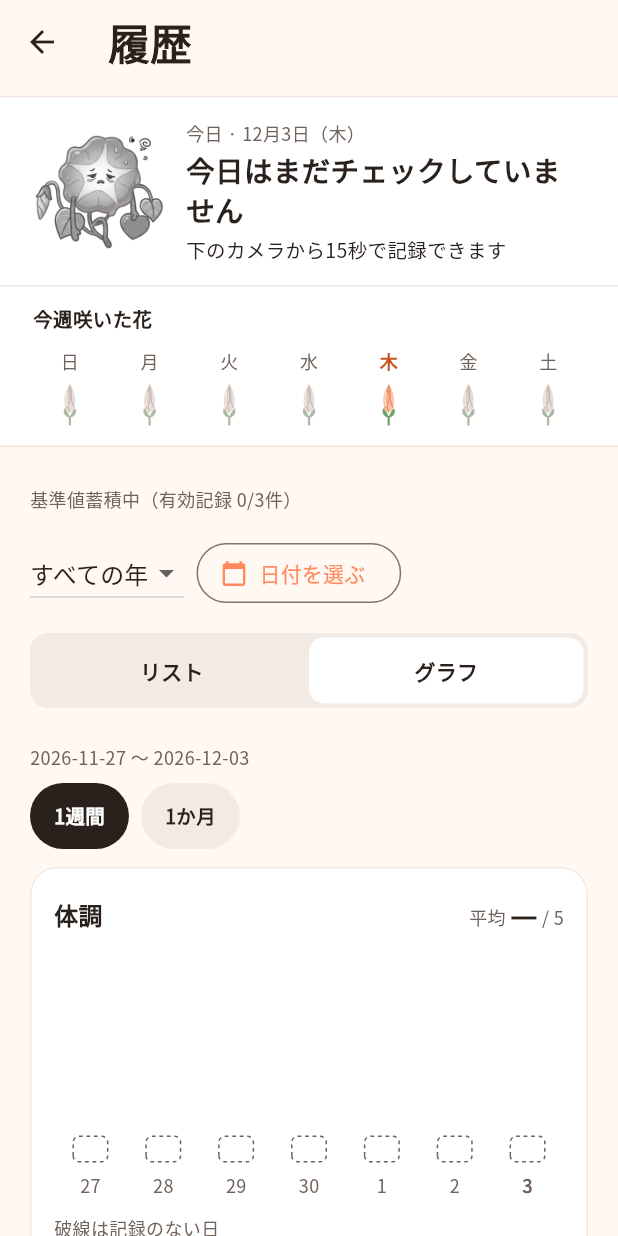
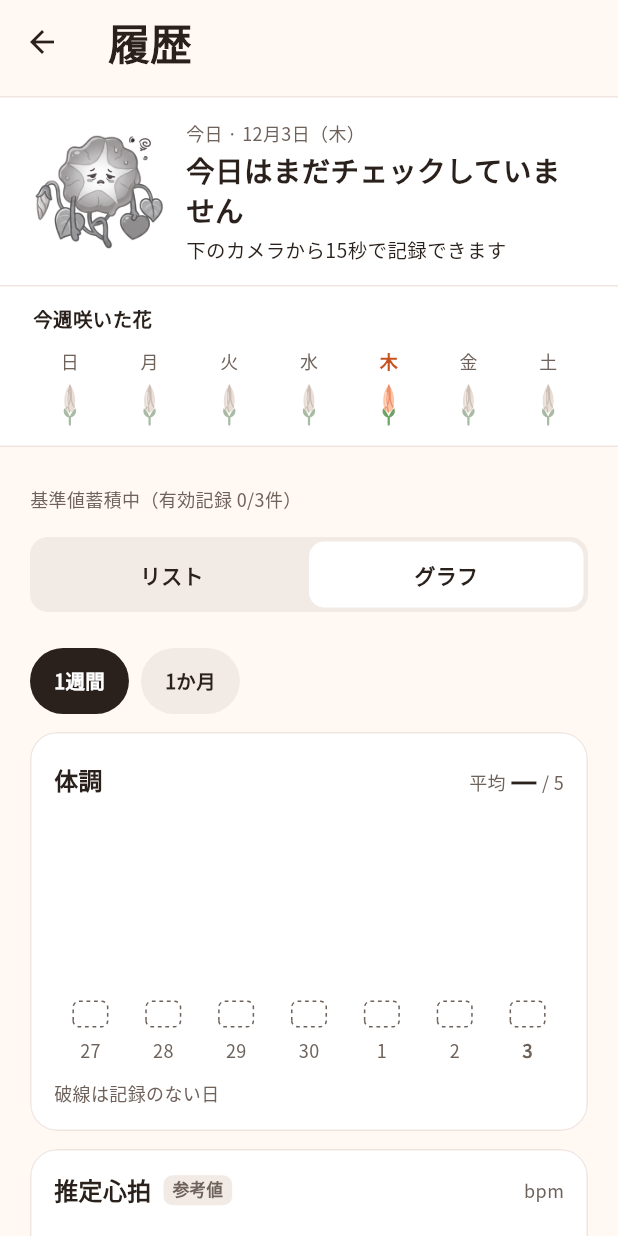
Before and after one commit to jphacks/os_2604, a Flutter app: the HistoryScreen screen opened by its route, after a tap on "グラフ", on a phone screen of 412 x 824 dp. Run offline on Flutter 3.47's test engine with Material 3 defaults, Android fonts, the phone set to English and light mode, and no system bars; our stand-ins replace camera, drift, drift_flutter, flutter_local_notifications, flutter_timezone, timezone; missing offline and left inert: google_mlkit_face_detection; accounts and stored records are empty; generated files the repository leaves out were written again; Roboto replaces fonts that are missing (ZenMaruGothic).

Commit message:
Revert "feat: search history lists and charts by year and date"
This reverts commit f54eb80693fee66bf6348a65b357c8df51660516.

```diff
--- a/lib/screens/history_screen.dart
+++ b/lib/screens/history_screen.dart
@@ -33,100 +33,6 @@ class HistoryScreen extends StatefulWidget {
 class _HistoryScreenState extends State<HistoryScreen> {
   late Stream<List<HealthCheckResult>> _records = widget.store.watchAll();
   bool _graph = false;
-  int? _year;
-  DateTime? _date;
-
-  Future<void> _pickDate() async {
-    final now = widget.now().toLocal();
-    final selected = await showDatePicker(
-      context: context,
-      initialDate: _date ?? DateTime(_year ?? now.year, now.month, now.day),
-      firstDate: DateTime(1900),
-      lastDate: DateTime(2100, 12, 31),
-      helpText: '記録を探す日付',
-    );
-    if (selected != null && mounted) {
-      setState(() {
-        _date = selected;
-        _year = selected.year;
-      });
-    }
-  }
-
-  List<HealthCheckResult> _filter(List<HealthCheckResult> records) => [
-    for (final r in records)
-      if ((_year == null || r.measuredAt.toLocal().year == _year) &&
-          (_date == null || _sameDay(r.measuredAt.toLocal(), _date!)))
-        r,
-  ];
-
-  Widget _searchControls(List<HealthCheckResult> records, int count) {
-    final years = {
-      widget.now().toLocal().year,
-      ?_year,
-      for (final r in records) r.measuredAt.toLocal().year,
-    }.toList()..sort((a, b) => b.compareTo(a));
-    return Padding(
-      padding: const EdgeInsets.only(top: 16),
-      child: Column(
-        crossAxisAlignment: CrossAxisAlignment.start,
-        children: [
-          Wrap(
-            spacing: 8,
-            runSpacing: 8,
-            crossAxisAlignment: WrapCrossAlignment.center,
-            children: [
-              DropdownButton<int>(
-                key: const ValueKey('history-year'),
-                value: _year,
-                hint: const Text('すべての年'),
-                items: [
-                  const DropdownMenuItem<int>(
-                    value: null,
-                    child: Text('すべての年'),
-                  ),
-                  for (final year in years)
-                    DropdownMenuItem(value: year, child: Text('$year年')),
-                ],
-                onChanged: (year) => setState(() {
-                  _year = year;
-                  _date = null;
-                }),
-              ),
-              OutlinedButton.icon(
-                key: const ValueKey('history-date'),
-                onPressed: _pickDate,
-                icon: const Icon(Icons.calendar_today, size: 18),
-                label: Text(
-                  _date == null
-                      ? '日付を選ぶ'
-                      : '${_date!.year}/${_date!.month}/${_date!.day}',
-                ),
-              ),
-              if (_year != null || _date != null)
-                TextButton(
-                  onPressed: () => setState(() {
-                    _year = null;
-                    _date = null;
-                  }),
-                  child: const Text('検索を解除'),
-                ),
-            ],
-          ),
-          if (_year != null || _date != null)
-            Text('検索結果：$count件', style: AsakaoStyle.caption),
-        ],
-      ),
-    );
-  }
-
-  DateTime _graphAnchor(List<HealthCheckResult> records) =>
-      _date ??
-      (_year == null
-          ? widget.now()
-          : records.isNotEmpty
-          ? records.first.measuredAt.toLocal()
-          : DateTime(_year!, 12, 31));
 
   Widget _baselineCard(List<HealthCheckResult> records) {
     final b = calculateHistoryBaseline([
@@ -180,26 +86,24 @@ class _HistoryScreenState extends State<HistoryScreen> {
 
   Widget _list(List<HealthCheckResult> records) {
     if (records.isEmpty) {
-      return Padding(
-        padding: const EdgeInsets.fromLTRB(24, 48, 24, 24),
+      return const Padding(
+        padding: EdgeInsets.fromLTRB(24, 48, 24, 24),
         child: Column(
           children: [
             Text(
-              _year != null || _date != null ? '条件に一致する記録がありません' : 'まだ記録がありません',
-              style: const TextStyle(
+              'まだ記録がありません',
+              style: TextStyle(
                 fontFamily: AsakaoStyle.displayFont,
                 fontSize: 20,
                 fontWeight: FontWeight.w700,
                 color: AsakaoStyle.ink,
               ),
             ),
-            const SizedBox(height: 8),
+            SizedBox(height: 8),
             Text(
-              _year != null || _date != null
-                  ? '年や日付を変更するか、検索を解除してください。'
-                  : '最初のチェックのあと、ここに毎朝の記録が並びます。',
+              '最初のチェックのあと、ここに毎朝の記録が並びます。',
               textAlign: TextAlign.center,
-              style: const TextStyle(height: 1.6, color: AsakaoStyle.muted),
+              style: TextStyle(height: 1.6, color: AsakaoStyle.muted),
             ),
           ],
         ),
@@ -609,7 +513,6 @@ class _HistoryScreenState extends State<HistoryScreen> {
           }
           final records = [...data]
             ..sort((a, b) => b.measuredAt.compareTo(a.measuredAt));
-          final filtered = _filter(records);
           return CustomScrollView(
             slivers: [
               SliverPadding(
@@ -624,11 +527,7 @@ class _HistoryScreenState extends State<HistoryScreen> {
                         padding: const EdgeInsets.symmetric(horizontal: 20),
                         child: Column(
                           crossAxisAlignment: CrossAxisAlignment.stretch,
-                          children: [
-                            _baselineCard(records),
-                            _searchControls(records, filtered.length),
-                            _viewToggle(),
-                          ],
+                          children: [_baselineCard(records), _viewToggle()],
                         ),
                       ),
                     ],
@@ -669,14 +568,13 @@ class _HistoryScreenState extends State<HistoryScreen> {
                             key: const ValueKey('history-graph'),
                             padding: const EdgeInsets.only(top: 12),
                             child: HistoryTrendView(
-                              records: filtered,
-                              now: () => _graphAnchor(filtered),
-                              singleDay: _date != null,
+                              records: records,
+                              now: widget.now,
                             ),
                           )
                         : KeyedSubtree(
                             key: const ValueKey('history-list'),
-                            child: _list(filtered),
+                            child: _list(records),
                           ),
                   ),
                 ),
--- a/lib/widgets/history_trend_view.dart
+++ b/lib/widgets/history_trend_view.dart
@@ -7,20 +7,13 @@ import '../ui/asakao_widgets.dart';
 
 /// 履歴の「グラフ」表示。体調（棒）と推定心拍 参考値（折れ線）を、実際の記録だけで描く。
 ///
-/// 期間は「基準日を最後の日とする直近7日 / 30日」（カレンダー月ではない）。
-/// 日付検索時はその1日だけを表示する。
+/// 期間は「今日を最後の日とする直近7日 / 30日」（カレンダー月ではない）。
 /// 外部パッケージは使わず、棒は通常のウィジェット、折れ線は CustomPaint で描く。
 class HistoryTrendView extends StatefulWidget {
-  const HistoryTrendView({
-    super.key,
-    required this.records,
-    required this.now,
-    this.singleDay = false,
-  });
+  const HistoryTrendView({super.key, required this.records, required this.now});
 
   final List<HealthCheckResult> records;
   final DateTime Function() now;
-  final bool singleDay;
 
   @override
   State<HistoryTrendView> createState() => _HistoryTrendViewState();
@@ -43,19 +36,11 @@ class _HistoryTrendViewState extends State<HistoryTrendView> {
     final days = buildDailyTrend(
       widget.records,
       today: widget.now(),
-      days: widget.singleDay ? 1 : _range.days,
+      days: _range.days,
     );
     return Column(
       crossAxisAlignment: CrossAxisAlignment.stretch,
       children: [
-        Text(
-          widget.singleDay
-              ? _ymd(days.single.day)
-              : '${_ymd(days.first.day)} 〜 ${_ymd(days.last.day)}',
-          style: AsakaoStyle.caption,
-        ),
-        const SizedBox(height: 8),
-        if (!widget.singleDay)
         Row(
           children: [
             for (final r in _Range.values)
@@ -70,15 +55,9 @@ class _HistoryTrendViewState extends State<HistoryTrendView> {
           ],
         ),
         const SizedBox(height: 12),
-        _ConditionCard(
-          days: days,
-          rangeLabel: widget.singleDay ? '選択日' : _range.label,
-        ),
+        _ConditionCard(days: days, rangeLabel: _range.label),
         const SizedBox(height: 12),
-        _HeartRateCard(
-          days: days,
-          rangeLabel: widget.singleDay ? '選択日' : _range.label,
-        ),
+        _HeartRateCard(days: days, rangeLabel: _range.label),
       ],
     );
   }
```
Also changed, not shown: 2 other files. Lines whose indentation alone changed are shown as unchanged.
